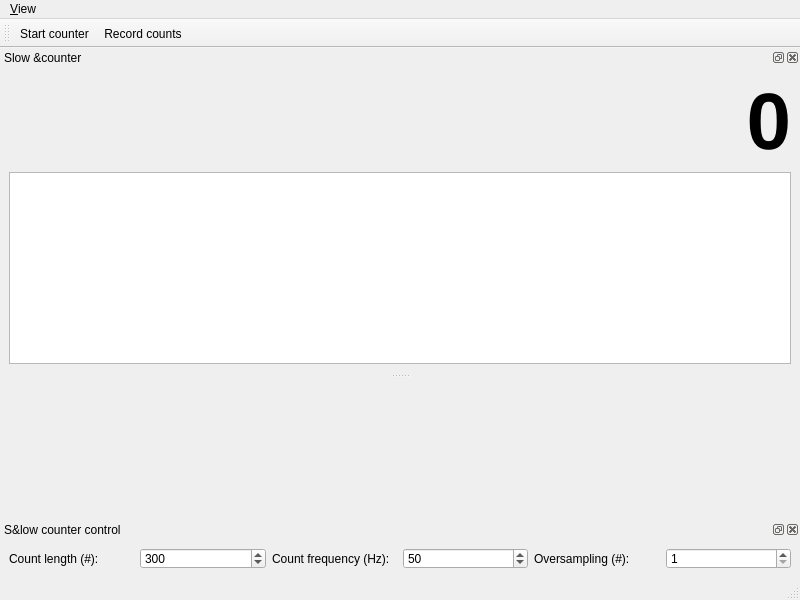
Before: the Qt Designer form gui/counter/ui_slow_counter.ui in Ulm-IQO/qudi, drawn with Qt 5.
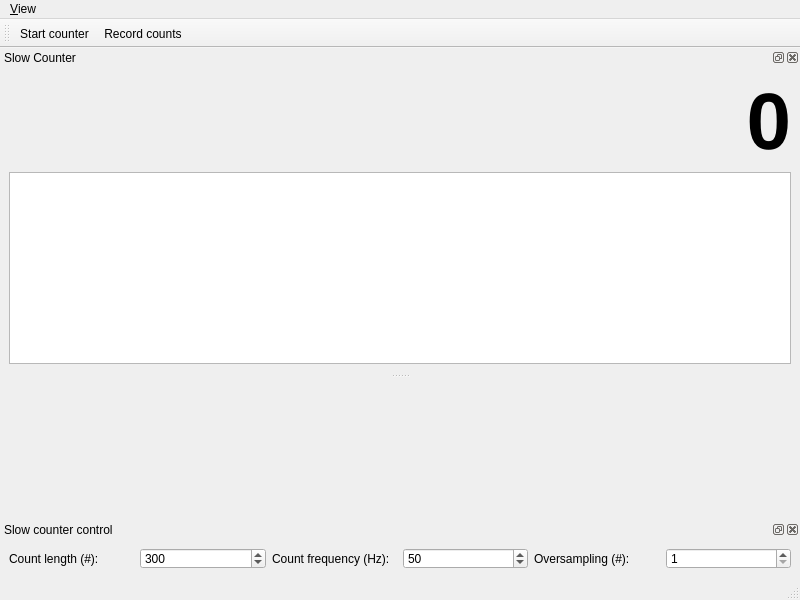
After: the same form once the commit is applied. Icons and pictures are not drawn. Custom widgets are drawn as their Qt base class.

Commit message: Fix a small bug and a misspell in the counter, now the toolbar and the dockwidget position can be restored properly.

Patch:
```diff
--- a/gui/counter/ui_slow_counter.ui
+++ b/gui/counter/ui_slow_counter.ui
@@ -45,7 +45,7 @@
   <widget class="QStatusBar" name="statusbar"/>
   <widget class="QDockWidget" name="counter_trace_DockWidget">
    <property name="windowTitle">
-    <string>Slow &amp;counter</string>
+    <string>Slow Counter</string>
    </property>
    <attribute name="dockWidgetArea">
     <number>4</number>
@@ -83,7 +83,7 @@
     </size>
    </property>
    <property name="windowTitle">
-    <string>S&amp;low counter control</string>
+    <string>Slow counter control</string>
    </property>
    <attribute name="dockWidgetArea">
     <number>8</number>
```
Left out of the diff: 2 changed lines with no effect on the pictures. The commit also changes 1 other file.
